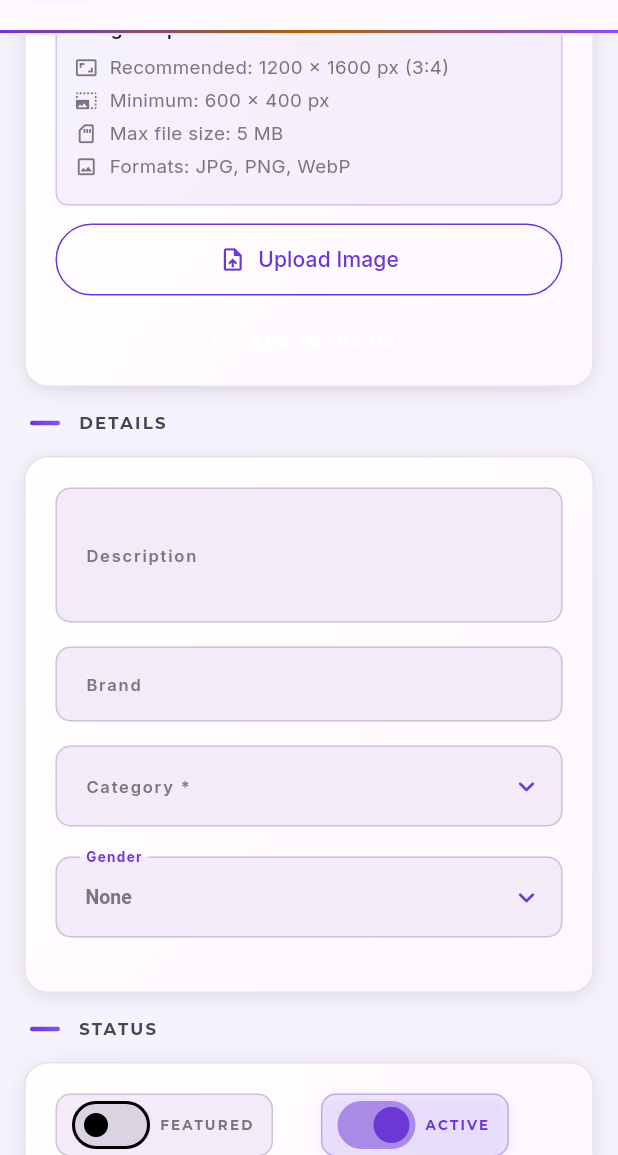
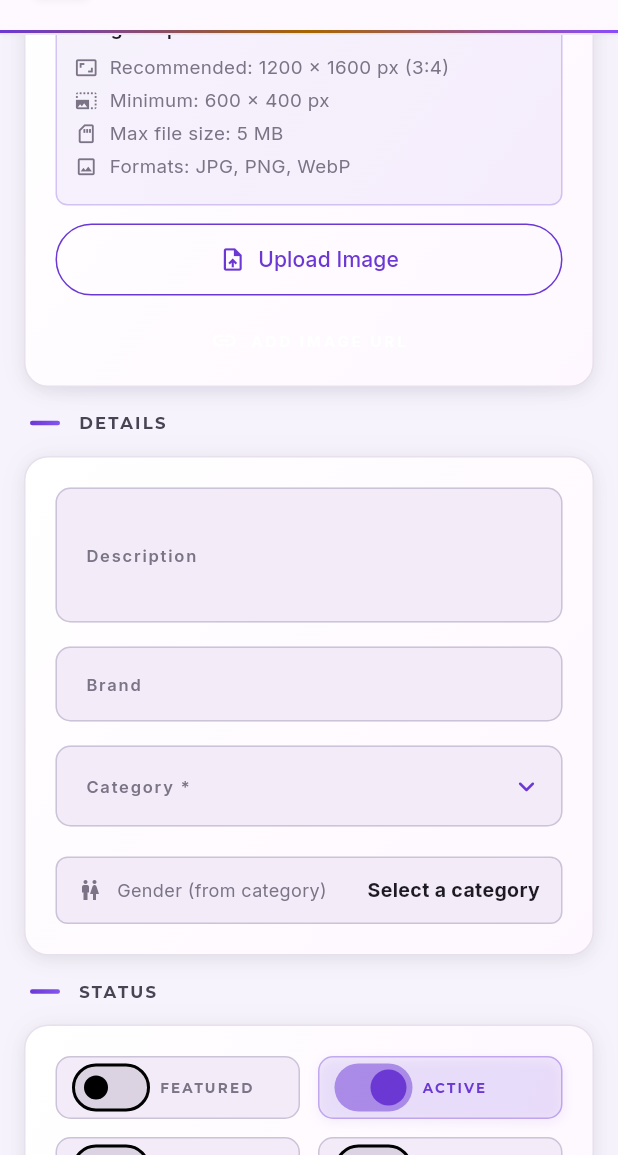
Before and after one commit to NitinGavhane/admin-garment-frontend, a Flutter app: the ProductFormScreen screen opened by its route, scrolled down 576 dp, on a phone screen of 412 x 824 dp, the part 81-1236 px from its top. Run offline on Flutter 3.47's test engine with Material 3 defaults, Android fonts, the phone set to English and light mode, and no system bars; our stand-ins replace cached_network_image, dio, google_fonts, image_picker, shared_preferences; accounts and stored records are empty; network calls fail.

Commit message:
Add delivery settings feature and update admin screens

```diff
--- a/lib/app.dart
+++ b/lib/app.dart
@@ -19,6 +19,7 @@ import 'screens/banners_screen.dart';
 import 'screens/banner_form_screen.dart';
 import 'screens/payment_methods_screen.dart';
 import 'screens/payment_method_form_screen.dart';
+import 'screens/delivery_settings_screen.dart';
 
 class AdminApp extends StatelessWidget {
   const AdminApp({super.key});
@@ -191,6 +192,7 @@ class AdminApp extends StatelessWidget {
             '/banner-form': (_) => const BannerFormScreen(),
             '/payment-methods': (_) => const PaymentMethodsScreen(),
             '/payment-method-form': (_) => const PaymentMethodFormScreen(),
+            '/delivery-settings': (_) => const DeliverySettingsScreen(),
           },
         );
       },
--- a/lib/config/api_config.dart
+++ b/lib/config/api_config.dart
@@ -18,6 +18,7 @@ class ApiConfig {
   static String adminBanner(String id) => '$apiPrefix/admin/banners/$id';
   static const String adminPaymentMethods = '$apiPrefix/admin/payment-methods';
   static String adminPaymentMethod(String id) => '$apiPrefix/admin/payment-methods/$id';
+  static const String adminDeliverySettings = '$apiPrefix/admin/delivery-settings';
 
   // Public endpoints (used for admin list/detail views)
   static const String products = '$apiPrefix/products';
--- /dev/null
+++ b/lib/models/delivery_settings.dart
@@ -0,0 +1,19 @@
+class DeliverySettings {
+  final bool enabled;
+  final double fee;
+  final double? freeAbove;
+
+  const DeliverySettings({
+    this.enabled = false,
+    this.fee = 0.0,
+    this.freeAbove,
+  });
+
+  factory DeliverySettings.fromJson(Map<String, dynamic> json) {
+    return DeliverySettings(
+      enabled: json['enabled'] as bool? ?? false,
+      fee: (json['fee'] as num?)?.toDouble() ?? 0.0,
+      freeAbove: (json['free_above'] as num?)?.toDouble(),
+    );
+  }
+}
--- a/lib/screens/dashboard_screen.dart
+++ b/lib/screens/dashboard_screen.dart
@@ -98,13 +98,17 @@ class _StatCard extends StatelessWidget {
                           borderRadius: BorderRadius.circular(1),
                         )),
                         const SizedBox(width: 7),
-                        Text(
+                        Expanded(
+                          child: Text(
                             label.toUpperCase(),
+                            maxLines: 1,
+                            overflow: TextOverflow.ellipsis,
                             style: AppColors.heading(
                               color: Colors.white.withValues(alpha: 0.85),
                               size: 9,
                               letterSpacing: 1.8,
                               weight: FontWeight.w700,
+                            ),
                           ),
                         ),
                       ],
--- a/lib/screens/product_form_screen.dart
+++ b/lib/screens/product_form_screen.dart
@@ -453,30 +453,44 @@ class _ProductFormScreenState extends State<ProductFormScreen> {
                               }),
                             ),
                             const SizedBox(height: 4),
-                            StyledDropdown(
-                              label: 'Gender', value: _gender,
-                              items: [
-                                DropdownMenuItem<String>(value: null, child: Text('None', style: TextStyle(color: AppColors.textMuted))),
-                                ...AdminCategory.genderOptions.map((g) => DropdownMenuItem<String>(
-                                  value: g,
-                                  child: Text(g[0].toUpperCase() + g.substring(1), style: TextStyle(color: AppColors.textPrimary)),
-                                )),
-                              ],
-                              onChanged: (v) => setState(() => _gender = v),
+                            // Gender is inherited from the selected category
+                            // (categories are gendered), so there is nothing to
+                            // pick here — a men category can never hold a "women"
+                            // product. This only shows what will be saved.
+                            Container(
+                              width: double.infinity,
+                              padding: const EdgeInsets.symmetric(horizontal: 14, vertical: 12),
+                              decoration: BoxDecoration(
+                                color: AppColors.bgAlt,
+                                border: Border.all(color: AppColors.border, width: 1),
+                                borderRadius: BorderRadius.circular(8),
+                              ),
+                              child: Row(children: [
+                                Icon(Icons.wc, size: 16, color: AppColors.textMuted),
+                                const SizedBox(width: 10),
+                                Text('Gender (from category)', style: TextStyle(color: AppColors.textMuted, fontSize: 12)),
+                                const Spacer(),
+                                Text(
+                                  (_gender == null || _gender!.isEmpty)
+                                      ? 'Select a category'
+                                      : _gender![0].toUpperCase() + _gender!.substring(1),
+                                  style: TextStyle(color: AppColors.textPrimary, fontSize: 13, fontWeight: FontWeight.w700),
+                                ),
+                              ]),
                             ),
                           ]),
                           const SizedBox(height: 16),
                           FormSection(title: 'Status', children: [
                             Row(children: [
-                              ToggleRow(label: 'Featured', value: _featured, onChanged: (v) => setState(() => _featured = v)),
-                              const SizedBox(width: 32),
-                              ToggleRow(label: 'Active', value: _active, onChanged: (v) => setState(() => _active = v)),
+                              Expanded(child: ToggleRow(label: 'Featured', value: _featured, onChanged: (v) => setState(() => _featured = v))),
+                              const SizedBox(width: 12),
+                              Expanded(child: ToggleRow(label: 'Active', value: _active, onChanged: (v) => setState(() => _active = v))),
                             ]),
                             const SizedBox(height: 12),
                             Row(children: [
-                              ToggleRow(label: 'Replace', value: _replaceable, onChanged: (v) => setState(() => _replaceable = v)),
-                              const SizedBox(width: 32),
-                              ToggleRow(label: 'Return', value: _returnable, onChanged: (v) => setState(() => _returnable = v)),
+                              Expanded(child: ToggleRow(label: 'Replace', value: _replaceable, onChanged: (v) => setState(() => _replaceable = v))),
+                              const SizedBox(width: 12),
+                              Expanded(child: ToggleRow(label: 'Return', value: _returnable, onChanged: (v) => setState(() => _returnable = v))),
                             ]),
                           ]),
                           const SizedBox(height: 16),
--- a/lib/screens/products_screen.dart
+++ b/lib/screens/products_screen.dart
@@ -180,11 +180,11 @@ class _ProductsScreenState extends State<ProductsScreen> {
                                           const SizedBox(height: 8),
                                           Row(children: [
                                             if (p.discountPrice != null) ...[
-                                              Text('₹${p.discountPrice!.toStringAsFixed(2)}', style: const TextStyle(color: AppColors.coral, fontWeight: FontWeight.w900, fontSize: 16)),
+                                              Flexible(child: Text('₹${p.discountPrice!.toStringAsFixed(2)}', maxLines: 1, overflow: TextOverflow.ellipsis, style: const TextStyle(color: AppColors.coral, fontWeight: FontWeight.w900, fontSize: 16))),
                                               const SizedBox(width: 8),
-                                              Text('₹${p.price.toStringAsFixed(2)}', style: TextStyle(color: AppColors.textMuted, fontSize: 12, decoration: TextDecoration.lineThrough)),
+                                              Flexible(child: Text('₹${p.price.toStringAsFixed(2)}', maxLines: 1, overflow: TextOverflow.ellipsis, style: TextStyle(color: AppColors.textMuted, fontSize: 12, decoration: TextDecoration.lineThrough))),
                                             ] else
-                                              Text('₹${p.price.toStringAsFixed(2)}', style: const TextStyle(color: AppColors.coral, fontWeight: FontWeight.w900, fontSize: 16)),
+                                              Flexible(child: Text('₹${p.price.toStringAsFixed(2)}', maxLines: 1, overflow: TextOverflow.ellipsis, style: const TextStyle(color: AppColors.coral, fontWeight: FontWeight.w900, fontSize: 16))),
                                           ]),
                                           const SizedBox(height: 8),
                                           Wrap(spacing: 4, runSpacing: 4, children: [
```
Also changed, not shown: lib/screens/delivery_settings_screen.dart (added, +152 -0 lines), lib/services/admin_service.dart (+12 -0 lines), lib/widgets.dart (+6 -1 lines). Lines whose indentation alone changed are shown as unchanged.
